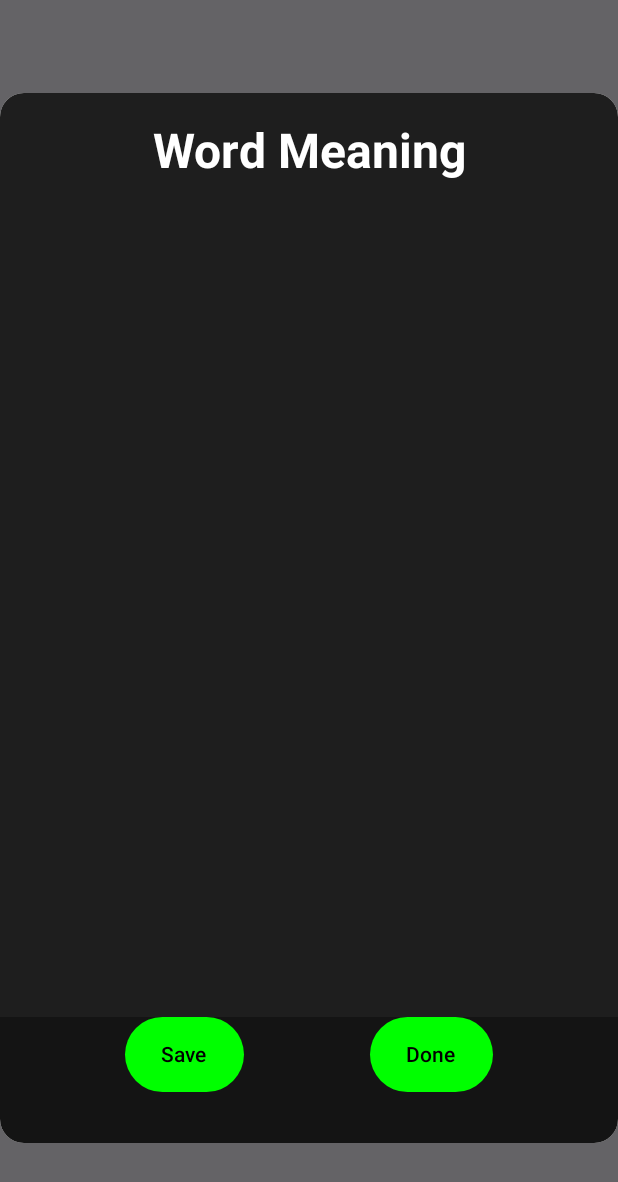
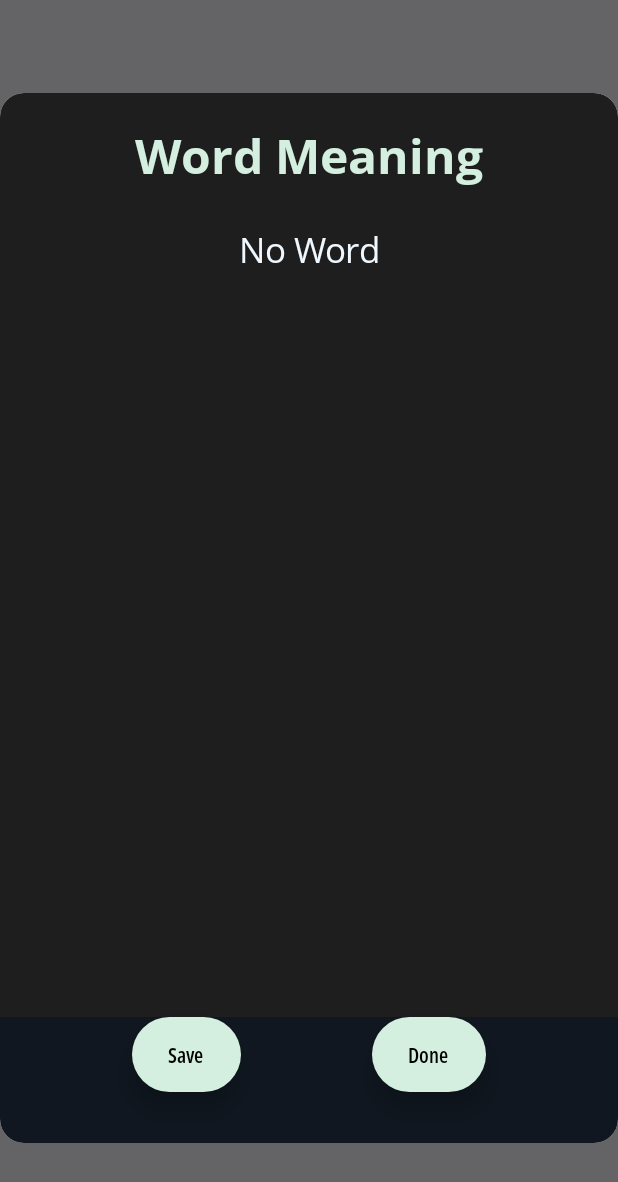
Before and after one commit to SimonShangpliang/PagePal, an Android app built with Jetpack Compose: the composable WordMeaningDialog shown on its own in the app's theme, on a phone screen of 412 x 824 dp. Shown: the top 1182 px of the screen. Run offline under Robolectric (Android 15) with nearby library versions, the phone set to English and light mode, and no system bars; our stand-ins replace livedata-compose; 8 statements that could not run were skipped.

Commit message:
changed ui of wordmeaning,added font opensans

```diff
--- a/app/src/main/java/com/example/imgselect/DialogBox.kt
+++ b/app/src/main/java/com/example/imgselect/DialogBox.kt
@@ -14,6 +14,7 @@ import androidx.compose.foundation.layout.Box
 import androidx.compose.foundation.layout.Column
 import androidx.compose.foundation.layout.PaddingValues
 import androidx.compose.foundation.layout.Row
+import androidx.compose.foundation.layout.Spacer
 import androidx.compose.foundation.layout.fillMaxHeight
 import androidx.compose.foundation.layout.fillMaxSize
 import androidx.compose.foundation.layout.fillMaxWidth
@@ -55,6 +56,7 @@ import androidx.compose.ui.graphics.Brush
 import androidx.compose.ui.graphics.Color
 import androidx.compose.ui.text.ExperimentalTextApi
 import androidx.compose.ui.text.TextStyle
+import androidx.compose.ui.text.font.FontStyle
 import androidx.compose.ui.text.font.FontWeight
 import androidx.compose.ui.unit.dp
 import androidx.compose.ui.unit.sp
@@ -72,6 +74,13 @@ import kotlin.streams.toList
 import com.example.imgselect.data.Summary
 import com.example.imgselect.data.Web
 import com.example.imgselect.model.WebHistoryViewModel
+import com.example.imgselect.ui.theme.GhostWhite
+import com.example.imgselect.ui.theme.OpenSans
+import com.example.imgselect.ui.theme.aliceBlue
+import com.example.imgselect.ui.theme.lightWhite
+import com.example.imgselect.ui.theme.lighterPurple
+import com.example.imgselect.ui.theme.lighterTeal
+import com.example.imgselect.ui.theme.midnightBlue
 import kotlinx.coroutines.CoroutineScope
 import kotlinx.coroutines.Dispatchers
 import kotlinx.coroutines.launch
@@ -116,16 +125,28 @@ fun WordMeaningDialog(
                     Text(
                         text = "Word Meaning",
                         style = TextStyle(
-                            fontFamily = MaterialTheme.typography.titleSmall.fontFamily,
+                            fontFamily = OpenSans,
                             fontWeight = FontWeight.Bold,
                             fontSize = 32.sp),
-                        color = Color.White,
+                        color = lighterTeal,
 
+                        modifier = Modifier
+                            .padding(start=20.dp,top=20.dp,end=20.dp,bottom=5.dp)
+                            .align(Alignment.CenterHorizontally)
+                    )
+
+                    dictionaryViewModel.uiState.value.let { uiState ->
+                    Text(
+                        text = dictionaryViewModel.listMeaning?.getOrNull(0)?.word ?: "No Word",
+                        style = TextStyle(
+                            fontFamily = OpenSans,
+                            fontSize = 23.sp
+                        ),
+                        color = aliceBlue,
                         modifier = Modifier
                             .padding(20.dp)
                             .align(Alignment.CenterHorizontally)
                     )
-                    dictionaryViewModel.uiState.value.let { uiState ->
 
 
                         when (uiState) {
@@ -135,12 +156,15 @@ fun WordMeaningDialog(
                             }
                             is WordMeaningUiState.Success -> {
                                 Text(
+
                                     text = listMeaning?.getOrNull(0)?.word ?: "",
                                     style = TextStyle(
                                         fontFamily = MaterialTheme.typography.titleSmall.fontFamily,
                                         fontSize = 23.sp
                                     ),
-                                    color = Color.White,
+                                    fontStyle = FontStyle.Italic,
+                                    color = lightWhite,
+
                                     modifier = Modifier
                                         .padding(20.dp)
                                         .align(Alignment.CenterHorizontally)
@@ -161,7 +185,7 @@ fun WordMeaningDialog(
                                                 meaning.definitions.forEach { definition ->
                                                     Row(modifier = Modifier.padding(16.dp)) {
                                                         Text(
-                                                            text = "Definition: ${definition.definition}",
+                                                            text = ":${definition.definition}",
                                                             style = MaterialTheme.typography.bodySmall,
                                                             color = Color.White,
                                                             modifier = Modifier.weight(1f)
@@ -194,15 +218,17 @@ fun WordMeaningDialog(
                                             Text(
                                                 text = "Example: $it",
                                                 style = MaterialTheme.typography.bodySmall,
-                                                            color = Color.White,
-                                                            modifier = Modifier.padding(horizontal = 16.dp)
+                                                color = lightWhite,
+                                                modifier = Modifier.padding(horizontal = 16.dp),
+                                                fontSize=10.5.sp,
+                                                fontStyle = FontStyle.Italic
                                             )
                                         }
                                         if (!definition.synonyms.isNullOrEmpty()) {
                                             Text(
                                                 text = "Synonyms: ${definition.synonyms.joinToString()}",
                                                 style = MaterialTheme.typography.bodySmall,
-                                                            color = Color.White,
+                                                color = aliceBlue,
                                                 modifier = Modifier.padding(horizontal = 16.dp)
                                             )
                                         }
@@ -210,14 +236,19 @@ fun WordMeaningDialog(
                                             Text(
                                                 text = "Antonyms: ${definition.antonyms.joinToString()}",
                                                 style = MaterialTheme.typography.bodySmall,
-                                                            color = Color.White,
+                                                color = aliceBlue,
                                                 modifier = Modifier.padding(horizontal = 16.dp)
                                             )
                                         }
                                     }
                                 }
+
                             }
-                                    }}
+                        }
+
+
+                    }
+
                 }
                             is WordMeaningUiState.Error -> {
                                 Text(
@@ -248,9 +279,10 @@ fun WordMeaningDialog(
 
                 Box(
                     modifier = Modifier
-                        .background(Color(0xff141414))
+                        .background(midnightBlue)
                         .fillMaxSize()
                 ) {
+                    Spacer(modifier=Modifier.height(10.dp))
                     Row(modifier=Modifier.fillMaxWidth(), horizontalArrangement = Arrangement.SpaceEvenly, verticalAlignment = Alignment.CenterVertically){
                         Button(
                             onClick = {
@@ -267,19 +299,22 @@ fun WordMeaningDialog(
                                 setShowDialog(false)
                                 dictionaryViewModel.dialogVisible = true
 
+
                         },
                         shape = RoundedCornerShape(50.dp),
                         colors = ButtonDefaults.buttonColors(
                             // Change the background color here
                             contentColor = Color.White,
-                                containerColor = Color.Green// Change the text color here
+                            containerColor = lighterTeal// Change the text color here
                         ),
                         modifier = Modifier
-                                .height(50.dp)
+                            .height(50.dp),
+                        elevation = ButtonDefaults.buttonElevation(defaultElevation = 10.dp, pressedElevation =5.dp )
+
 
                     ) {
                         Text(
-                                text = "Save", color = Color.Black,
+                            text = "Save", color = Color.Black,  fontFamily = OpenSans, fontWeight = FontWeight.SemiBold
                         )
                     }
                         Button(
@@ -300,14 +335,15 @@ fun WordMeaningDialog(
                             colors = ButtonDefaults.buttonColors(
                                 // Change the background color here
                                 contentColor = Color.White,
-                                containerColor = Color.Green// Change the text color here
+                                containerColor = lighterTeal// Change the text color here
                             ),
                             modifier = Modifier
-                                .height(50.dp)
+                                .height(50.dp),
+                            elevation = ButtonDefaults.buttonElevation(defaultElevation = 10.dp, pressedElevation =5.dp )
 
                         ) {
                             Text(
-                                text = "Done", color = Color.Black,
+                                text = "Done", color = Color.Black, fontFamily = OpenSans,fontWeight = FontWeight.SemiBold
                             )
                         }
                     }
--- a/app/src/main/java/com/example/imgselect/ui/theme/Color.kt
+++ b/app/src/main/java/com/example/imgselect/ui/theme/Color.kt
@@ -26,5 +26,9 @@ val interestcolour1 =Color(0xFF424242)
 
 
 val profileborder =Color(0xFFFFFFFF)
+val lightWhite =Color(0xFFBDBDBD)
+val GhostWhite = Color(0xFFF8F8FF)
 
 val backgroundcolor = Color(0xFF1E1E1E)
+val aliceBlue = Color(0xFFF0F8FF)
+val midnightBlue = Color(0xFF101720)
```
Also changed, not shown: app/src/main/java/com/example/imgselect/ui/theme/Type.kt (+11 -0 lines), app/src/main/res/font/opensans.ttf (added), app/src/main/res/font/opensans_bold.ttf (added), app/src/main/res/font/opensans_light.ttf (added), app/src/main/res/font/opensans_medium.ttf (added), app/src/main/res/font/opensans_semibold.ttf (added). Lines whose indentation alone changed are shown as unchanged.
